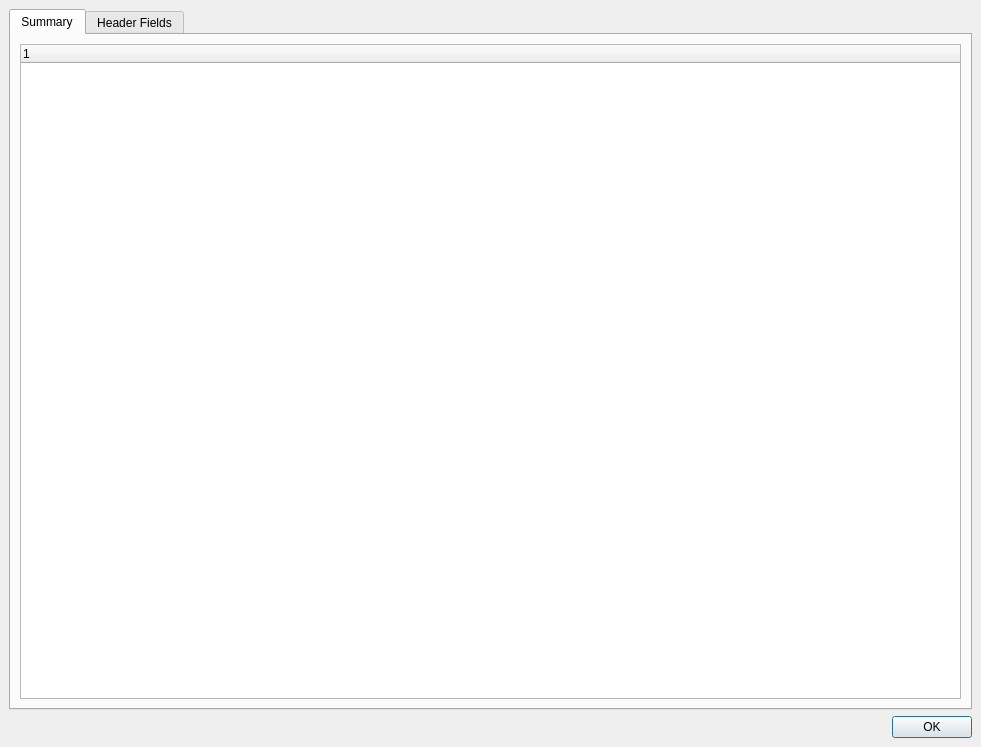
Before: the Qt Designer form src/eldoragui/EldoraHeaderView.ui in NCAR/eldora_instrument, drawn with Qt 5.
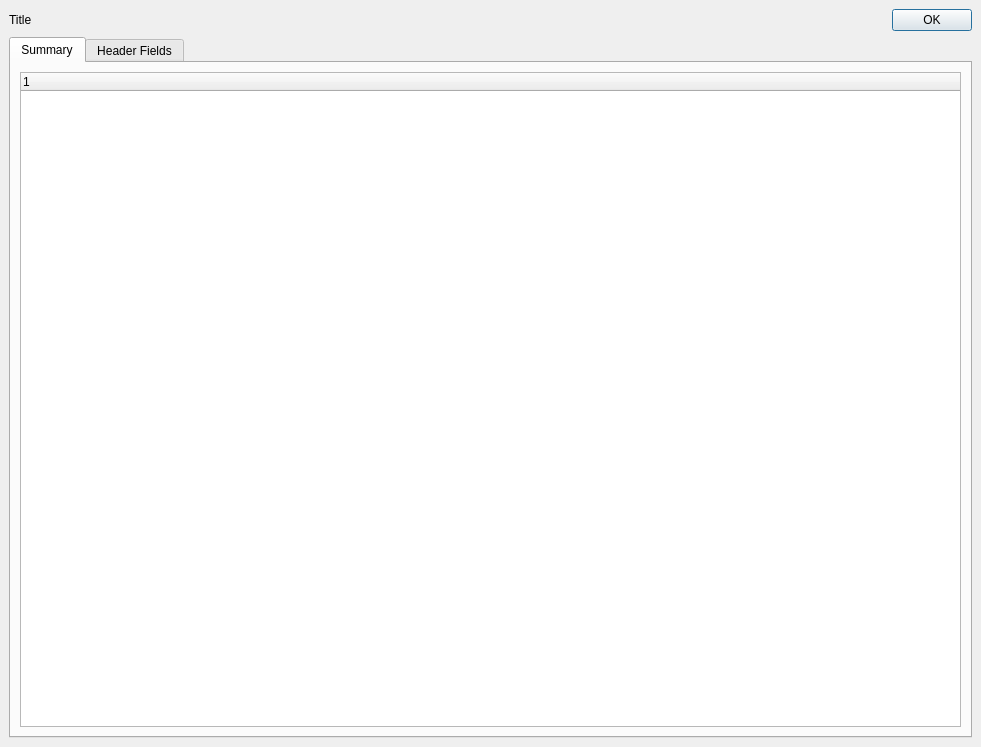
After: the same form once the commit is applied.

Commit message: Fixed bug in the header selection callback. Added header title to the HeaderView. Updated for the new eldoradrx switches.

The edit to the form file:
```diff
--- a/src/eldoragui/EldoraHeaderView.ui
+++ b/src/eldoragui/EldoraHeaderView.ui
@@ -27,6 +27,49 @@
    <property name="spacing" >
     <number>6</number>
    </property>
+   <item>
+    <layout class="QHBoxLayout" >
+     <property name="margin" >
+      <number>0</number>
+     </property>
+     <property name="spacing" >
+      <number>6</number>
+     </property>
+     <item>
+      <widget class="QLabel" name="title" >
+       <property name="sizePolicy" >
+        <sizepolicy>
+         <hsizetype>7</hsizetype>
+         <vsizetype>5</vsizetype>
+         <horstretch>0</horstretch>
+         <verstretch>0</verstretch>
+        </sizepolicy>
+       </property>
+       <property name="text" >
+        <string>Title</string>
+       </property>
+      </widget>
+     </item>
+     <item>
+      <widget class="QDialogButtonBox" name="buttonBox" >
+       <property name="sizePolicy" >
+        <sizepolicy>
+         <hsizetype>1</hsizetype>
+         <vsizetype>0</vsizetype>
+         <horstretch>0</horstretch>
+         <verstretch>0</verstretch>
+        </sizepolicy>
+       </property>
+       <property name="orientation" >
+        <enum>Qt::Horizontal</enum>
+       </property>
+       <property name="standardButtons" >
+        <set>QDialogButtonBox::Ok</set>
+       </property>
+      </widget>
+     </item>
+    </layout>
+   </item>
    <item>
     <widget class="QTabWidget" name="tabWidget" >
      <property name="currentIndex" >
@@ -66,16 +109,6 @@
      </widget>
     </widget>
    </item>
-   <item>
-    <widget class="QDialogButtonBox" name="buttonBox" >
-     <property name="orientation" >
-      <enum>Qt::Horizontal</enum>
-     </property>
-     <property name="standardButtons" >
-      <set>QDialogButtonBox::Ok</set>
-     </property>
-    </widget>
-   </item>
   </layout>
  </widget>
  <resources/>
```
The commit also changes 3 other files.
